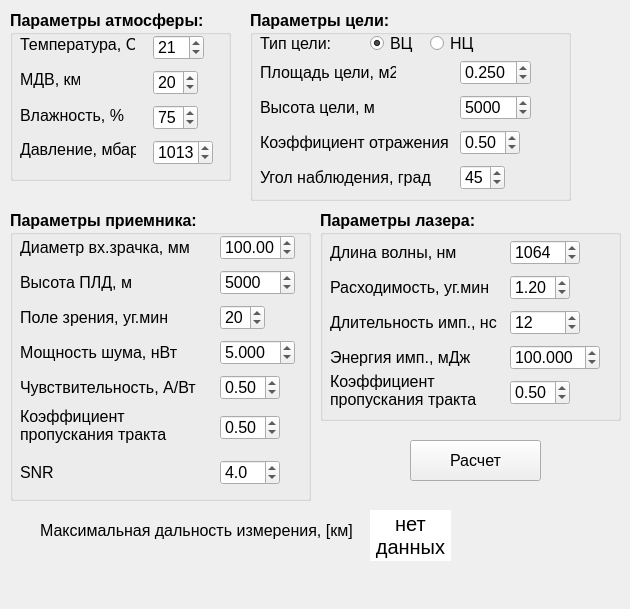
petros000/Laser_Rangefinder, file form_LRF.ui: the form before one commit.
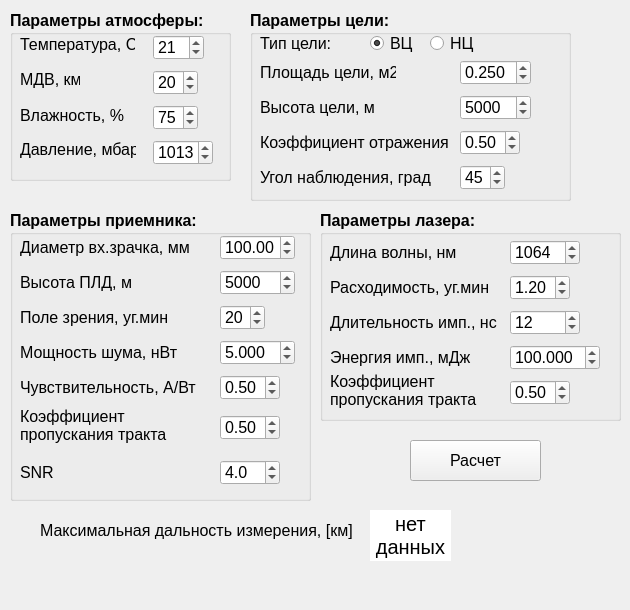
The form after the commit.

What changed in the file:
```diff
--- a/form_LRF.ui
+++ b/form_LRF.ui
@@ -7,7 +7,7 @@
     <x>0</x>
     <y>0</y>
     <width>630</width>
-    <height>609</height>
+    <height>610</height>
    </rect>
   </property>
   <property name="windowTitle">
```
Left out of the diff: 18 changed lines with no effect on the pictures.
